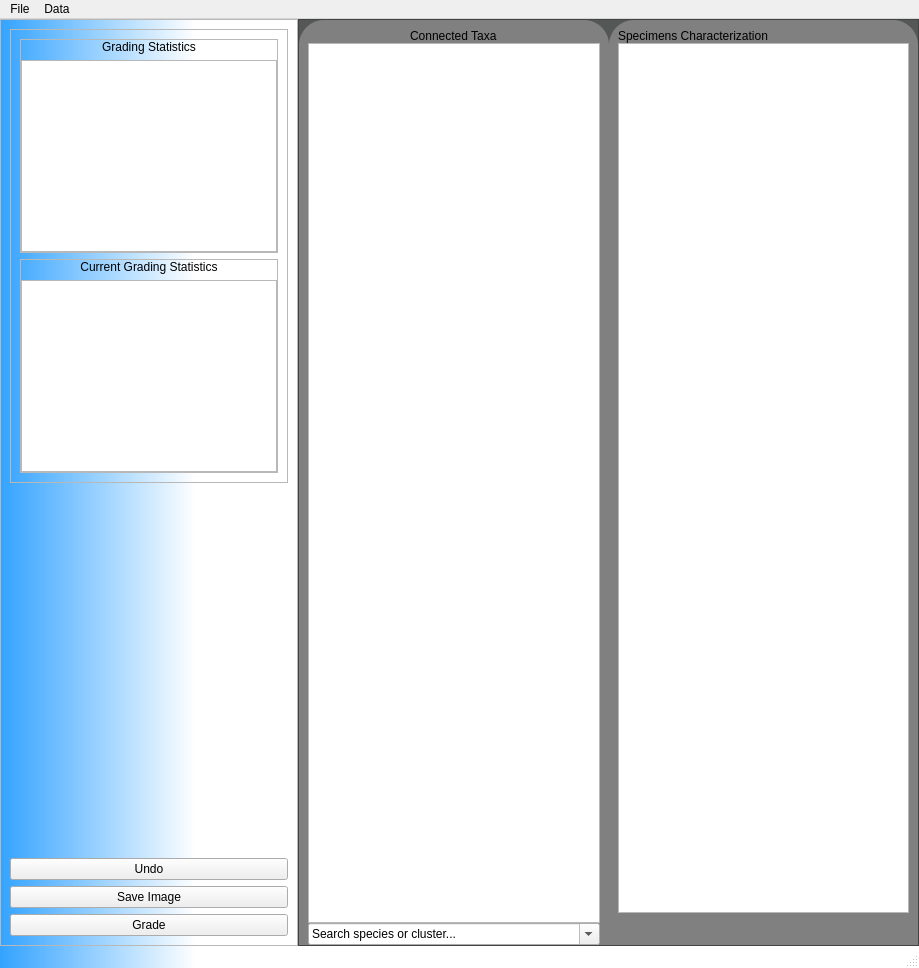
First picture: the form in iSpecIDApp/mainwindow.ui, repository lmpn/iSpecID, before the edit.
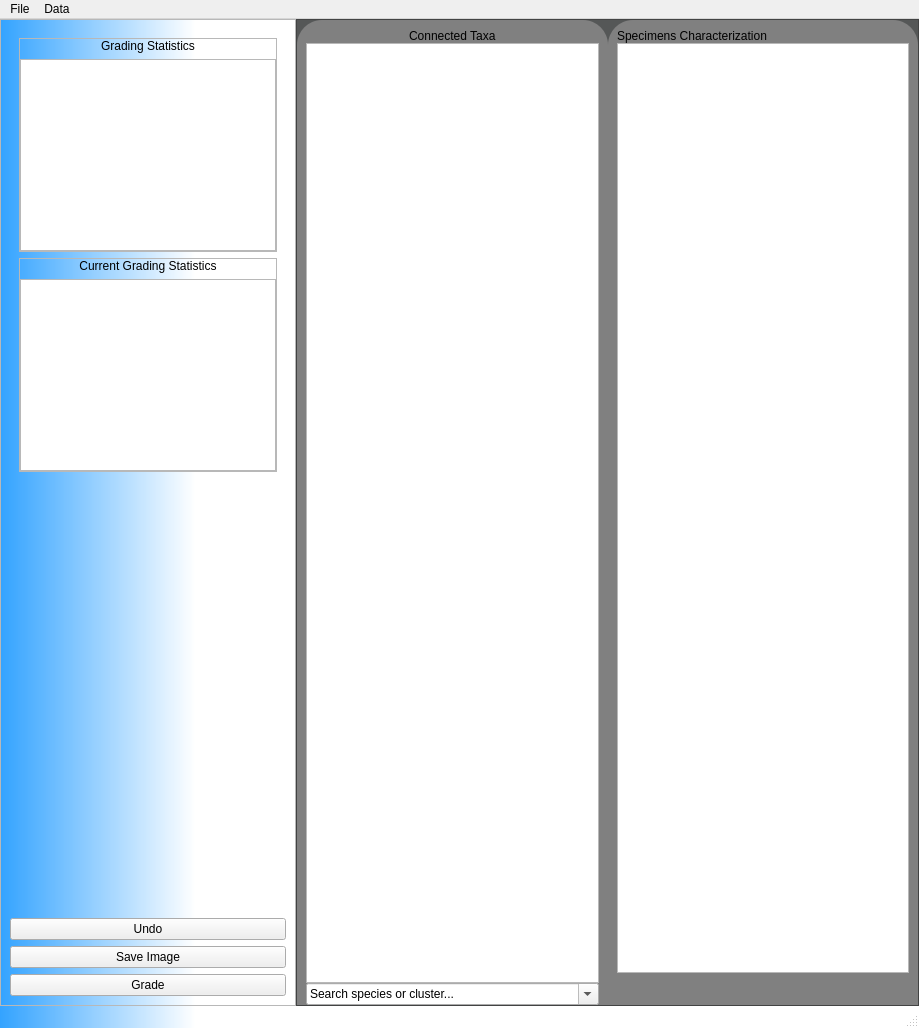
Second picture: the form after the edit.

Commit message: Results frame corrected

```diff
--- a/iSpecIDApp/mainwindow.ui
+++ b/iSpecIDApp/mainwindow.ui
@@ -7,7 +7,7 @@
     <x>0</x>
     <y>0</y>
     <width>919</width>
-    <height>545</height>
+    <height>1028</height>
    </rect>
   </property>
   <property name="sizePolicy">
@@ -294,7 +294,7 @@
           </size>
          </property>
          <property name="frameShape">
-          <enum>QFrame::StyledPanel</enum>
+          <enum>QFrame::NoFrame</enum>
          </property>
          <property name="frameShadow">
           <enum>QFrame::Raised</enum>
@@ -450,7 +450,7 @@
          <property name="sizeHint" stdset="0">
           <size>
            <width>20</width>
-           <height>369</height>
+           <height>40</height>
           </size>
          </property>
         </spacer>
```
Left out of the diff: 2 changed lines with no effect on the pictures. The commit also changes 2 other files.
